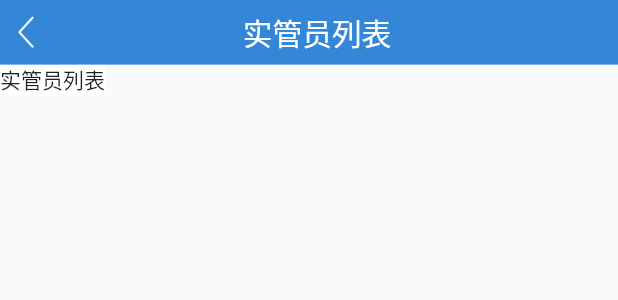
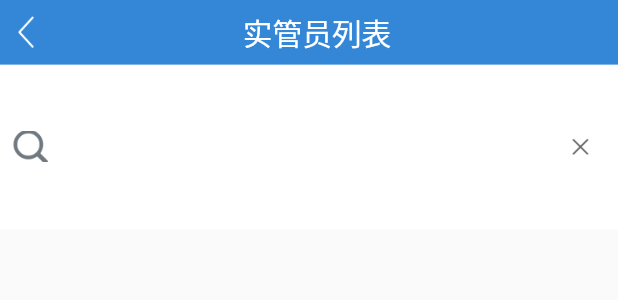
Before and after one commit to qianglifei/flutter_jwt, a Flutter app: the AdministratorsScreen widget shown alone on an empty page, opened directly, on a phone screen of 412 x 824 dp. Shown: the top 300 px of the screen. Run offline on Flutter 3.47's test engine with Material 2 defaults, Android fonts, the phone set to English and light mode, and no system bars; our stand-ins replace bloc, camera, cookie_jar, dio, equatable, flutter_bloc and 7 more; missing offline and left inert: dart:ffi; accounts and stored records are empty.

Commit message:
人口核查网络初步提交

```diff
--- a/lib/main/team_management/adminstrators/administrators_screen.dart
+++ b/lib/main/team_management/adminstrators/administrators_screen.dart
@@ -2,6 +2,7 @@
 import 'package:flutter/cupertino.dart';
 import 'package:flutter/material.dart';
 import 'package:flutter/src/widgets/framework.dart';
+import 'package:flutter_screenutil/flutter_screenutil.dart';
 import 'package:fluttertoast/fluttertoast.dart';
 import 'package:jwt/base/base_app_bar.dart';
 import 'package:jwt/base/base_widget.dart';
@@ -33,7 +34,7 @@ class AdministratorsScreenState extends BaseWidgetState<AdministratorsScreen>{
   Widget getContentWidget(BuildContext context) {
     // TODO: implement getContentWidget
      return Container(
-       child: Text("实管员列表"),
+       child: _searchBar(),
      );
   }
 
@@ -51,24 +52,11 @@ class AdministratorsScreenState extends BaseWidgetState<AdministratorsScreen>{
         mainAxisSize: MainAxisSize.max,
         mainAxisAlignment: MainAxisAlignment.spaceEvenly,
         children: <Widget>[
-          // GestureDetector(
-          //   behavior: HitTestBehavior.opaque,
-          //   child: Image.asset(
-          //     "images/kefubai.png",
-          //     height: 33,
-          //     width: 31,
-          //     fit: BoxFit.cover,
-          //   ),
-          //   onTap: (){
-          //     Fluttertoast.showToast(msg: "智能机器人");
-          //   },
-          // ),
-
           GestureDetector(
             behavior: HitTestBehavior.deferToChild,
             child: Container(
-                width: MediaQuery.of(context).size.width - 100,
-                height: 35,
+                width: MediaQuery.of(context).size.width,
+                height: ScreenUtil().setHeight(48),
                 child: Stack(
                   alignment: AlignmentDirectional.center,
                   children: <Widget>[
@@ -81,7 +69,7 @@ class AdministratorsScreenState extends BaseWidgetState<AdministratorsScreen>{
                     Positioned(
                         left: 8,
                         child: Image.asset(
-                          "images/sousuo.png",
+                          "images/icon_sousuo.png",
                           height: 25,
                           width: 25,
                           fit: BoxFit.cover,
@@ -96,7 +84,7 @@ class AdministratorsScreenState extends BaseWidgetState<AdministratorsScreen>{
                         child: GestureDetector(
                           behavior: HitTestBehavior.translucent,
                           child: Image.asset(
-                            "images/saoyisao.png",
+                            "images/icon_close.png",
                             height: 20,
                             width: 20,
                             fit: BoxFit.cover,
--- a/pubspec.yaml
+++ b/pubspec.yaml
@@ -138,5 +138,6 @@ flutter:
     - images/icon_zzgly.png
     - images/icon_gzl.png
     - images/icon_fxqy.png
+    - images/icon_sousuo.png
 flutter_intl:
   enabled: true
```
Also changed, not shown: images/icon_sousuo.png (added).
